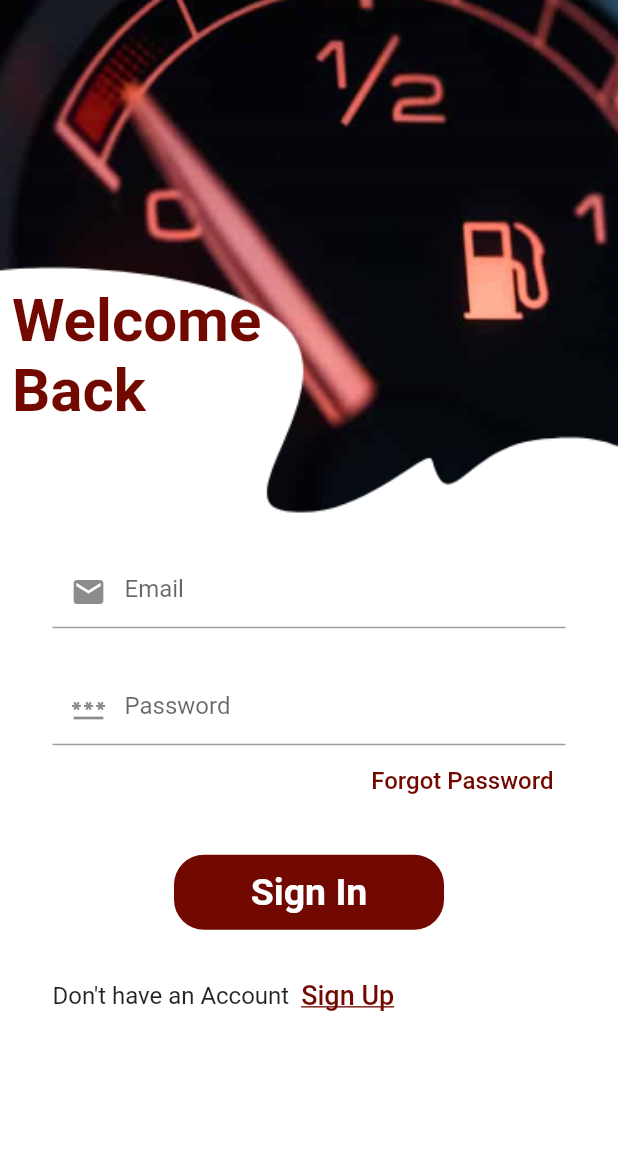
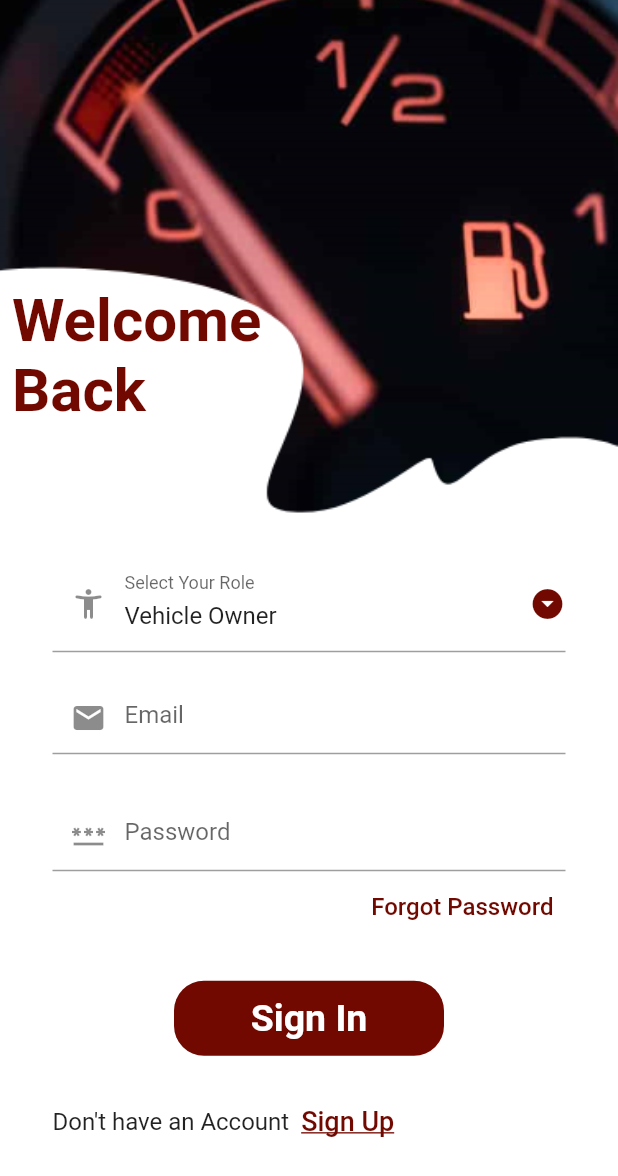
Before and after one commit to Fuel-App-organization/Front_End, a Flutter app: the screen it shows after launch, after a tap on "Get Started >", on a phone screen of 412 x 824 dp. Shown: the top 1176 px of the screen. Run offline on Flutter 3.47's test engine with Material 2 defaults, Android fonts, the phone set to English and light mode, and no system bars; our stand-ins replace device_preview.

Commit message:
login page updated

```diff
--- a/lib/Screens/login.dart
+++ b/lib/Screens/login.dart
@@ -33,21 +33,30 @@ class _LoginState extends State<Login> {
               Container(
                 height: 800,
                 // color: const Color(0xFF179797),
-                child: const MyCustomForm(),
+                child: MyCustomForm(),
               )
             ])));
   }
 }
 
 class MyCustomForm extends StatefulWidget {
-  const MyCustomForm({super.key});
+  MyCustomForm({super.key});
 
   @override
   State<MyCustomForm> createState() => _MyCustomFormState();
 }
 
 class _MyCustomFormState extends State<MyCustomForm> {
+  _MyCustomFormState() {
+    _selectedval = _rolelist[0];
+  }
+
   final _loginformKey = GlobalKey<FormState>();
+  final _lemail = TextEditingController();
+  final _lpassword = TextEditingController();
+  final _rolelist = ["Vehicle Owner", "Shed owner"];
+
+  String _selectedval = "";
   @override
   Widget build(BuildContext context) {
     return Form(
@@ -60,7 +69,33 @@ class _MyCustomFormState extends State<MyCustomForm> {
               left: 35),
           child: Column(
             children: [
+              DropdownButtonFormField(
+
+                value: _selectedval,
+                items: _rolelist.map((e) {
+                  return DropdownMenuItem(
+
+                    child: Text(e),
+                    value: (e),
+                  );
+                }).toList(),
+                onChanged: (val) {
+                  setState(() {
+                    _selectedval = val as String;
+                  });
+                },
+                icon: const Icon(Icons.arrow_drop_down_circle),
+                iconEnabledColor: Color.fromARGB(255, 114, 9, 1),
+                decoration: InputDecoration(
+                    labelText: "Select Your Role",
+                    prefixIcon: Icon(Icons.accessibility_new_rounded),
+                    border: UnderlineInputBorder()),
+              ),
+              SizedBox(
+                height: 20,
+              ),
               TextFormField(
+                controller: _lemail,
                 validator: (mail) {
                   if (mail == null || mail.isEmpty) {
                     return 'Please enter your e-mail';
@@ -83,6 +118,7 @@ class _MyCustomFormState extends State<MyCustomForm> {
               ),
               SizedBox(height: 30),
               TextFormField(
+                controller: _lpassword,
                 validator: (password) {
                   if (password == null || password.isEmpty) {
                     return 'Please enter password';
```
